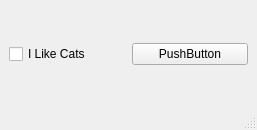
Bugsfounder/LearningQT, file GUI/mainwindow.ui: the form before one commit.
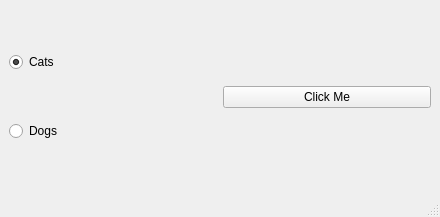
The form after the commit.

Commit message: QRadioButton in QT (Radio Buttons)

```diff
--- a/GUI/mainwindow.ui
+++ b/GUI/mainwindow.ui
@@ -6,8 +6,8 @@
    <rect>
     <x>0</x>
     <y>0</y>
-    <width>257</width>
-    <height>130</height>
+    <width>440</width>
+    <height>217</height>
    </rect>
   </property>
   <property name="windowTitle">
@@ -16,16 +16,30 @@
   <widget class="QWidget" name="centralwidget">
    <layout class="QHBoxLayout" name="horizontalLayout">
     <item>
-     <widget class="QCheckBox" name="checkBox">
-      <property name="text">
-       <string>I Like Cats</string>
-      </property>
-     </widget>
+     <layout class="QVBoxLayout" name="verticalLayout">
+      <item>
+       <widget class="QRadioButton" name="radioButton1">
+        <property name="text">
+         <string>Cats</string>
+        </property>
+        <property name="checked">
+         <bool>true</bool>
+        </property>
+       </widget>
+      </item>
+      <item>
+       <widget class="QRadioButton" name="radioButton2">
+        <property name="text">
+         <string>Dogs</string>
+        </property>
+       </widget>
+      </item>
+     </layout>
     </item>
     <item>
      <widget class="QPushButton" name="pushButton">
       <property name="text">
-       <string>PushButton</string>
+       <string>Click Me</string>
       </property>
      </widget>
     </item>
```
Left out of the diff: 2 changed lines with no effect on the pictures. The commit also changes 1 other file.
